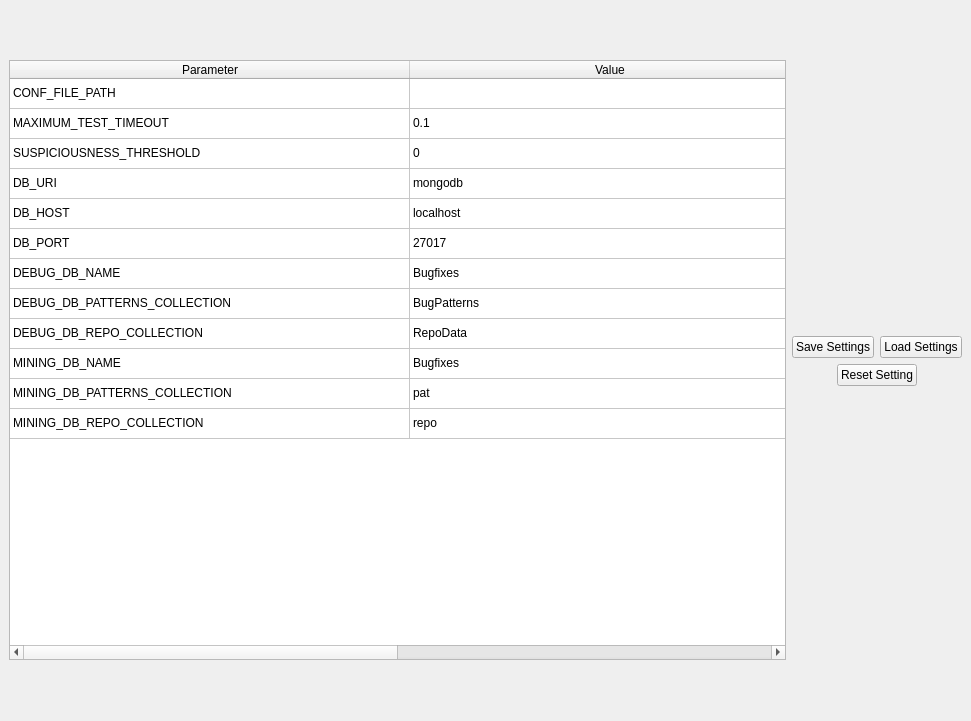
This is view/AbinDebuggerPages.ui in jbcamacho/AbinDebugger as Qt 5 draws it before an edit. The edited form follows.
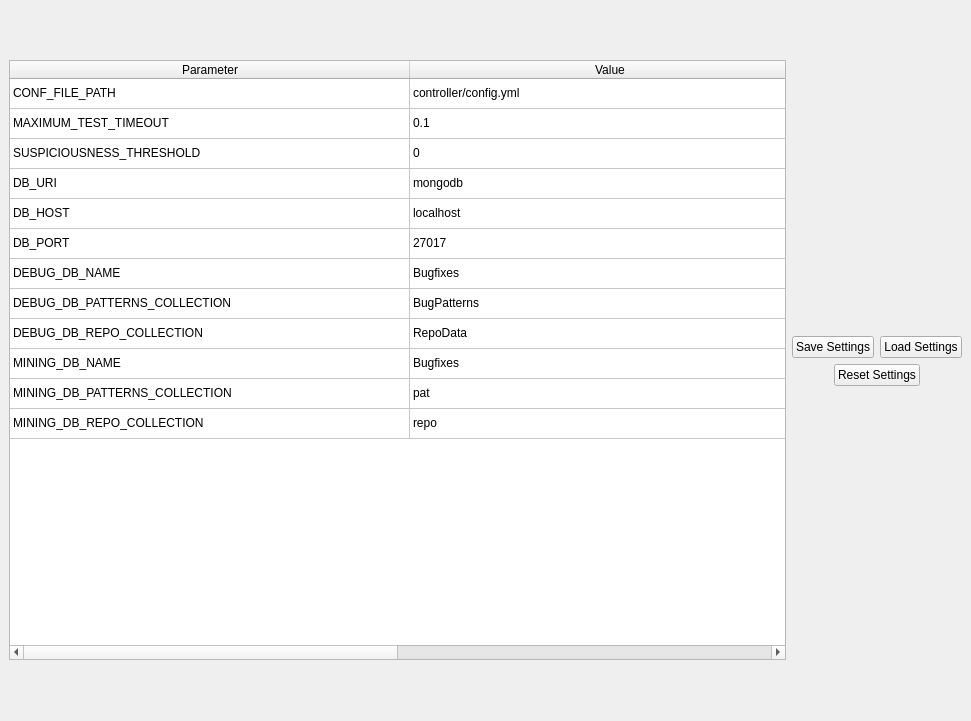
This is the edited form. The open tabs and pages were chosen to show the change. Icons and pictures are not drawn.

Commit message: Implemented setting page

```diff
--- a/view/AbinDebuggerPages.ui
+++ b/view/AbinDebuggerPages.ui
@@ -965,6 +965,11 @@
         <string>CONF_FILE_PATH</string>
        </property>
       </item>
+      <item row="0" column="1">
+       <property name="text">
+        <string>controller/config.yml</string>
+       </property>
+      </item>
       <item row="1" column="0">
        <property name="text">
         <string>MAXIMUM_TEST_TIMEOUT</string>
@@ -1080,7 +1085,7 @@
     <item row="2" column="2" colspan="2" alignment="Qt::AlignHCenter|Qt::AlignTop">
      <widget class="QPushButton" name="btnConfDefault">
       <property name="text">
-       <string>Reset Setting</string>
+       <string>Reset Settings</string>
       </property>
      </widget>
     </item>
```
The commit also changes 4 other files.
